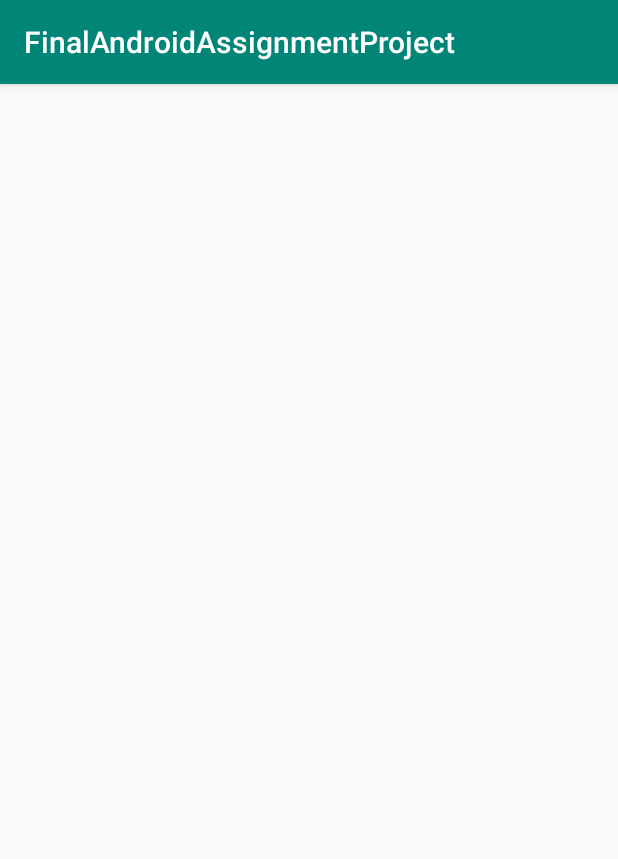
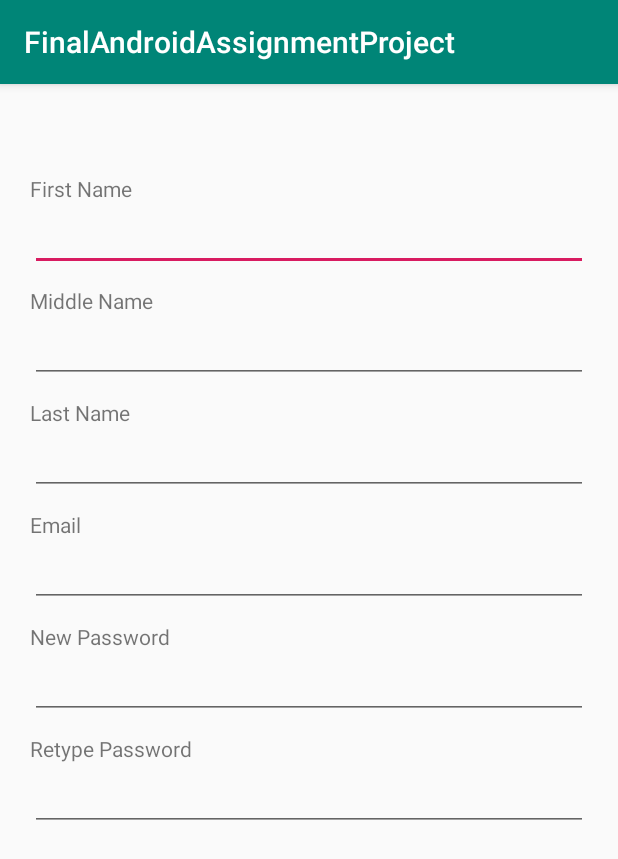
Before and after one commit to RaiRaiRobin/stw300cem-final-project-RaiRaiRobin, an Android app: the RegisterActivity screen opened directly, with no data from a screen before it, on a phone screen of 412 x 824 dp. Shown: the top 859 px of the screen. Run offline under Robolectric (Android 15) with nearby library versions, the phone set to English and light mode, and no system bars.

Commit message:
Login and Registration layout design

```diff
--- a/app/src/main/res/layout/activity_register.xml
+++ b/app/src/main/res/layout/activity_register.xml
@@ -1,9 +1,75 @@
 <?xml version="1.0" encoding="utf-8"?>
-<android.support.constraint.ConstraintLayout xmlns:android="http://schemas.android.com/apk/res/android"
+<LinearLayout xmlns:android="http://schemas.android.com/apk/res/android"
     xmlns:app="http://schemas.android.com/apk/res-auto"
     xmlns:tools="http://schemas.android.com/tools"
     android:layout_width="match_parent"
     android:layout_height="match_parent"
+    android:orientation="vertical"
+    android:layout_marginLeft="20dp"
+    android:layout_marginRight="20dp"
     tools:context=".RegisterActivity">
 
-</android.support.constraint.ConstraintLayout>
+    <TextView
+        android:layout_marginTop="60dp"
+        android:layout_width="match_parent"
+        android:layout_height="wrap_content"
+        android:text="First Name"/>
+
+    <EditText
+        android:layout_width="match_parent"
+        android:layout_height="wrap_content" />
+
+    <TextView
+        android:layout_marginTop="10dp"
+        android:layout_width="match_parent"
+        android:layout_height="wrap_content"
+        android:text="Middle Name"/>
+
+    <EditText
+        android:layout_width="match_parent"
+        android:layout_height="wrap_content" />
+
+    <TextView
+        android:layout_marginTop="10dp"
+        android:layout_width="match_parent"
+        android:layout_height="wrap_content"
+        android:text="Last Name"/>
+
+    <EditText
+        android:layout_width="match_parent"
+        android:layout_height="wrap_content" />
+
+    <TextView
+        android:layout_marginTop="10dp"
+        android:layout_width="match_parent"
+        android:layout_height="wrap_content"
+        android:text="Email"/>
+
+    <EditText
+        android:layout_width="match_parent"
+        android:layout_height="wrap_content"
+        android:inputType="textEmailAddress"/>
+
+    <TextView
+        android:layout_marginTop="10dp"
+        android:layout_width="match_parent"
+        android:layout_height="wrap_content"
+        android:text="New Password"/>
+
+    <EditText
+        android:layout_width="match_parent"
+        android:layout_height="wrap_content"
+        android:inputType="textPassword"/>
+
+    <TextView
+        android:layout_marginTop="10dp"
+        android:layout_width="match_parent"
+        android:layout_height="wrap_content"
+        android:text="Retype Password"/>
+
+    <EditText
+        android:layout_width="match_parent"
+        android:layout_height="wrap_content"
+        android:inputType="textPassword"/>
+
+</LinearLayout>
```
Also changed, not shown: app/src/main/res/layout/activity_login.xml (+36 -2 lines).
